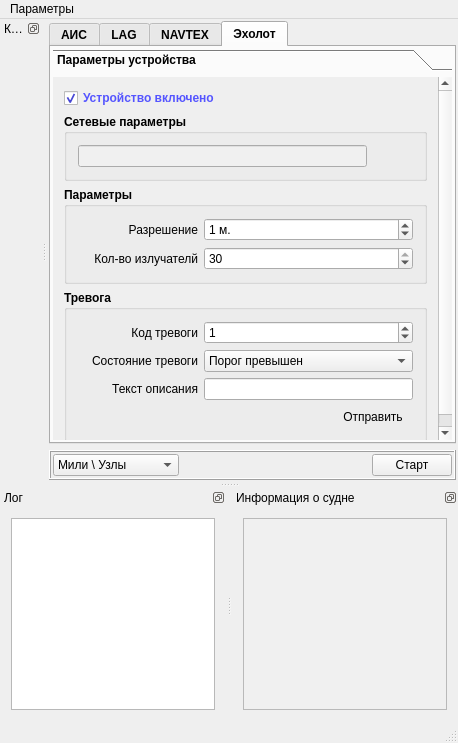
This is Emulator/mainwindow.ui in breton75/R-Card as Qt 5 draws it before an edit. The edited form follows.
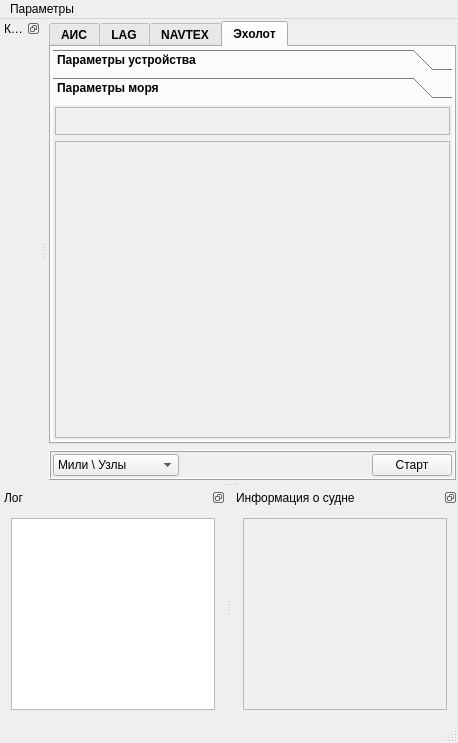
This is the edited form. The open tabs and pages were chosen to show the change. Icons and pictures are not drawn.

```diff
--- a/Emulator/mainwindow.ui
+++ b/Emulator/mainwindow.ui
@@ -1730,8 +1730,8 @@
             <rect>
              <x>0</x>
              <y>0</y>
-             <width>364</width>
-             <height>370</height>
+             <width>344</width>
+             <height>345</height>
             </rect>
            </property>
            <attribute name="label">
@@ -2195,6 +2195,98 @@
             </item>
            </layout>
           </widget>
+          <widget class="QWidget" name="page_5">
+           <attribute name="label">
+            <string>Параметры моря</string>
+           </attribute>
+           <layout class="QVBoxLayout" name="verticalLayout_22">
+            <property name="leftMargin">
+             <number>2</number>
+            </property>
+            <property name="topMargin">
+             <number>2</number>
+            </property>
+            <property name="rightMargin">
+             <number>2</number>
+            </property>
+            <property name="bottomMargin">
+             <number>2</number>
+            </property>
+            <item>
+             <widget class="QFrame" name="graphControlFrame_4">
+              <property name="frameShape">
+               <enum>QFrame::StyledPanel</enum>
+              </property>
+              <property name="frameShadow">
+               <enum>QFrame::Raised</enum>
+              </property>
+              <layout class="QHBoxLayout" name="horizontalLayout_20">
+               <property name="leftMargin">
+                <number>2</number>
+               </property>
+               <property name="topMargin">
+                <number>2</number>
+               </property>
+               <property name="rightMargin">
+                <number>2</number>
+               </property>
+               <property name="bottomMargin">
+                <number>2</number>
+               </property>
+               <item>
+                <widget class="QPushButton" name="bnEditECHO">
+                 <property name="sizePolicy">
+                  <sizepolicy hsizetype="Fixed" vsizetype="Fixed">
+                   <horstretch>0</horstretch>
+                   <verstretch>0</verstretch>
+                  </sizepolicy>
+                 </property>
+                 <property name="text">
+                  <string/>
+                 </property>
+                 <property name="icon">
+                  <iconset resource="res.qrc">
+                   <normaloff>:/buttons/Icons/Pen.ico</normaloff>:/buttons/Icons/Pen.ico</iconset>
+                 </property>
+                 <property name="flat">
+                  <bool>true</bool>
+                 </property>
+                </widget>
+               </item>
+               <item>
+                <spacer name="horizontalSpacer_9">
+                 <property name="orientation">
+                  <enum>Qt::Horizontal</enum>
+                 </property>
+                 <property name="sizeHint" stdset="0">
+                  <size>
+                   <width>129</width>
+                   <height>20</height>
+                  </size>
+                 </property>
+                </spacer>
+               </item>
+              </layout>
+             </widget>
+            </item>
+            <item>
+             <widget class="QTextEdit" name="textNAVTEXParams_2">
+              <property name="font">
+               <font>
+                <weight>50</weight>
+                <bold>false</bold>
+               </font>
+              </property>
+              <property name="styleSheet">
+               <string notr="true">background-color: rgb(240, 240, 240);</string>
+              </property>
+              <property name="readOnly">
+               <bool>true</bool>
+              </property>
+             </widget>
+            </item>
+           </layout>
+          </widget>
          </widget>
         </item>
        </layout>
```
Left out of the diff: 92 changed lines with no effect on the pictures.
